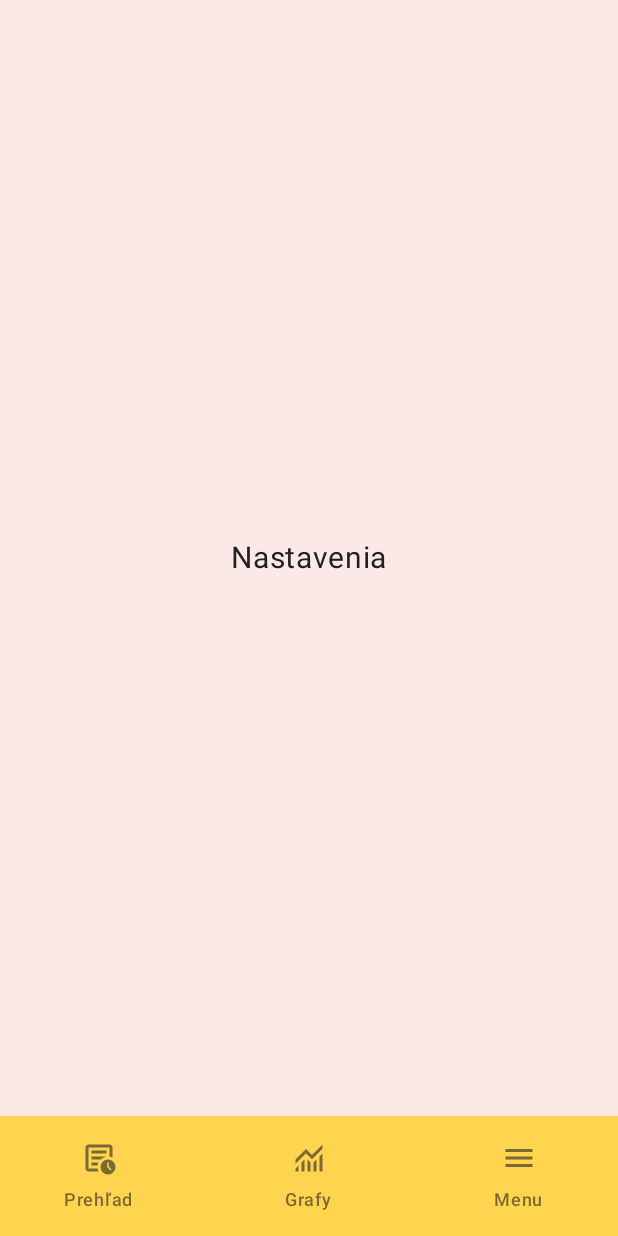
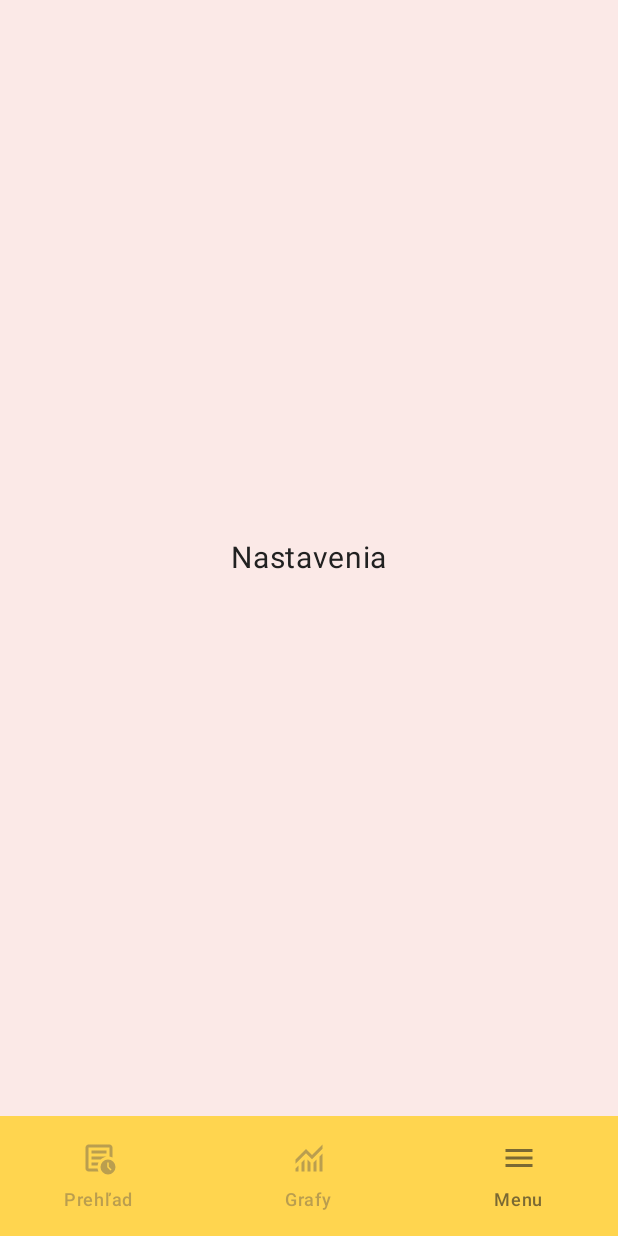
Before and after one commit to Miclah/BeeSense, an Android app built with Jetpack Compose: the settings screen opened through its navigation route, on a phone screen of 412 x 824 dp. Run offline under Robolectric (Android 15) with nearby library versions, the phone set to English and light mode, and no system bars.

Commit message:
Navigation Changes
- Navigation to primary screens now turns off while we are in some subscreen of menu.
- Turns back on when we return to menu.

```diff
--- a/app/src/main/java/com/beesense/MainActivity.kt
+++ b/app/src/main/java/com/beesense/MainActivity.kt
@@ -43,17 +43,20 @@ fun MainApp() {
         bottomBar = {
             val navBackStackEntry = navController.currentBackStackEntryAsState()
             val currentRoute = navBackStackEntry.value?.destination?.route ?: Screen.Overview.route
+            val isSubScreen = currentRoute !in listOf(
+                Screen.Overview.route,
+                Screen.Graphs.route,
+                Screen.Menu.route
+            )
+
             BottomNavigationBar(
                 navController = navController,
                 items = items,
                 currentRoute = currentRoute,
+                isSubScreen = isSubScreen,
                 onItemSelected = { screen ->
                     navController.navigate(screen.route) {
-                        popUpTo(navController.graph.startDestinationRoute!!) {
-                            saveState = true
-                        }
                         launchSingleTop = true
-                        restoreState = true
                     }
                 }
             )
@@ -67,7 +70,6 @@ fun MainApp() {
             composable(Screen.Overview.route) { OverviewScreen() }
             composable(Screen.Graphs.route) { GraphScreen() }
             composable(Screen.Menu.route) { MenuScreen(navController) }
-
             composable(Screen.HiveManagement.route) { HiveManagementScreen(navController) }
             composable(Screen.Diary.route) { DiaryScreen() }
             composable(Screen.SQLManagement.route) { SQLManagementScreen() }
--- a/app/src/main/java/com/beesense/ui/components/BottomNavigationBar.kt
+++ b/app/src/main/java/com/beesense/ui/components/BottomNavigationBar.kt
@@ -16,26 +16,32 @@ fun BottomNavigationBar(
     navController: NavController,
     items: List<Screen>,
     currentRoute: String,
+    isSubScreen: Boolean,
     onItemSelected: (Screen) -> Unit
 ) {
     NavigationBar(
         containerColor = MaterialTheme.colorScheme.primary
     ) {
         items.forEach { screen ->
+            val isEnabled = !isSubScreen || screen == Screen.Menu
+
             NavigationBarItem(
                 selected = currentRoute == screen.route,
                 onClick = {
+                    if (!isEnabled) return@NavigationBarItem
+
                     if (screen.route == Screen.Menu.route) {
-                        if (currentRoute != Screen.Menu.route) {
-                            navController.navigate(Screen.Menu.route) {
-                                popUpTo(Screen.Menu.route) { inclusive = true }
-                                launchSingleTop = true
+                        navController.navigate(Screen.Menu.route) {
+                            popUpTo(Screen.Menu.route) {
+                                inclusive = true
                             }
+                            launchSingleTop = true
                         }
                     } else {
                         onItemSelected(screen)
                     }
                 },
+                enabled = isEnabled,
                 icon = {
                     screen.icon?.let {
                         Icon(
@@ -47,9 +53,13 @@ fun BottomNavigationBar(
                 label = { Text(screen.label) },
                 colors = NavigationBarItemDefaults.colors(
                     selectedIconColor = MaterialTheme.colorScheme.onPrimary,
-                    unselectedIconColor = MaterialTheme.colorScheme.onPrimary.copy(alpha = 0.6f),
+                    unselectedIconColor = MaterialTheme.colorScheme.onPrimary.copy(
+                        alpha = if (isEnabled) 0.6f else 0.3f
+                    ),
                     selectedTextColor = MaterialTheme.colorScheme.onPrimary,
-                    unselectedTextColor = MaterialTheme.colorScheme.onPrimary.copy(alpha = 0.6f)
+                    unselectedTextColor = MaterialTheme.colorScheme.onPrimary.copy(
+                        alpha = if (isEnabled) 0.6f else 0.3f
+                    )
                 )
             )
         }
--- a/app/src/main/java/com/beesense/ui/screens/subscreens/HiveManagementScreen.kt
+++ b/app/src/main/java/com/beesense/ui/screens/subscreens/HiveManagementScreen.kt
@@ -1,7 +1,6 @@
 package com.beesense.ui.screens.subscreens
 
 import androidx.compose.foundation.layout.Arrangement
-import androidx.compose.foundation.layout.Box
 import androidx.compose.foundation.layout.Column
 import androidx.compose.foundation.layout.fillMaxSize
 import androidx.compose.foundation.layout.fillMaxWidth
@@ -14,11 +13,11 @@ import androidx.compose.material3.Scaffold
 import androidx.compose.material3.Text
 import androidx.compose.runtime.Composable
 import androidx.compose.runtime.remember
-import androidx.compose.ui.Alignment
 import androidx.compose.ui.Modifier
 import androidx.compose.ui.unit.dp
 import androidx.compose.ui.unit.sp
 import androidx.navigation.NavController
+import com.beesense.ui.navigation.Screen
 
 
 @Composable
```
